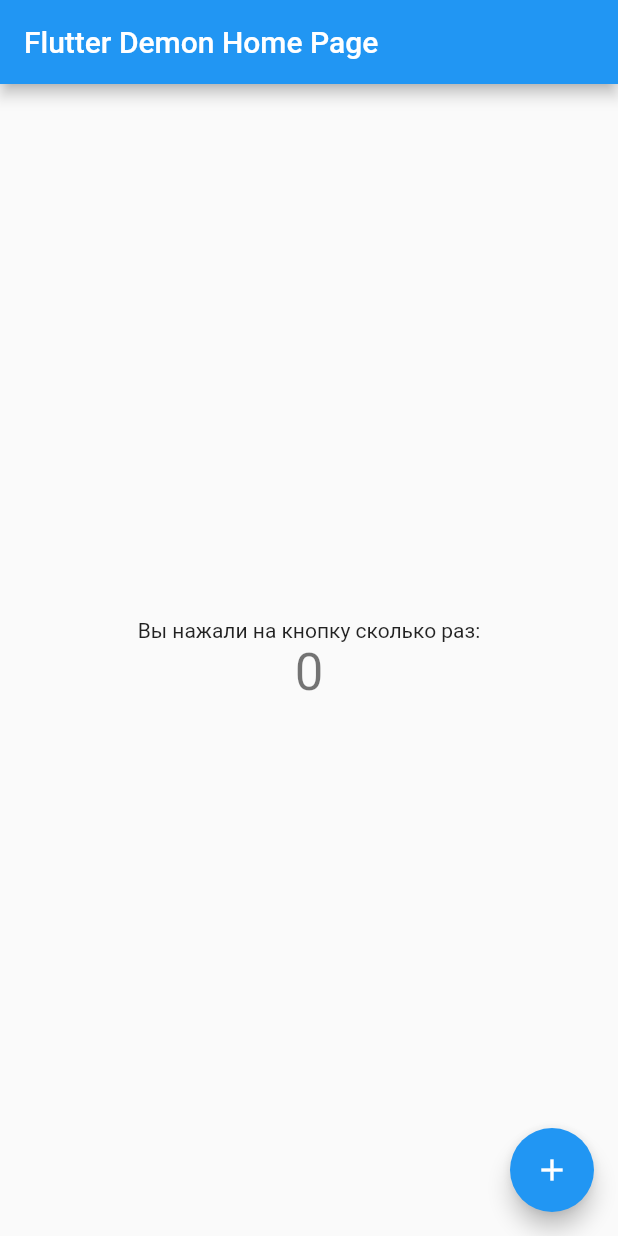
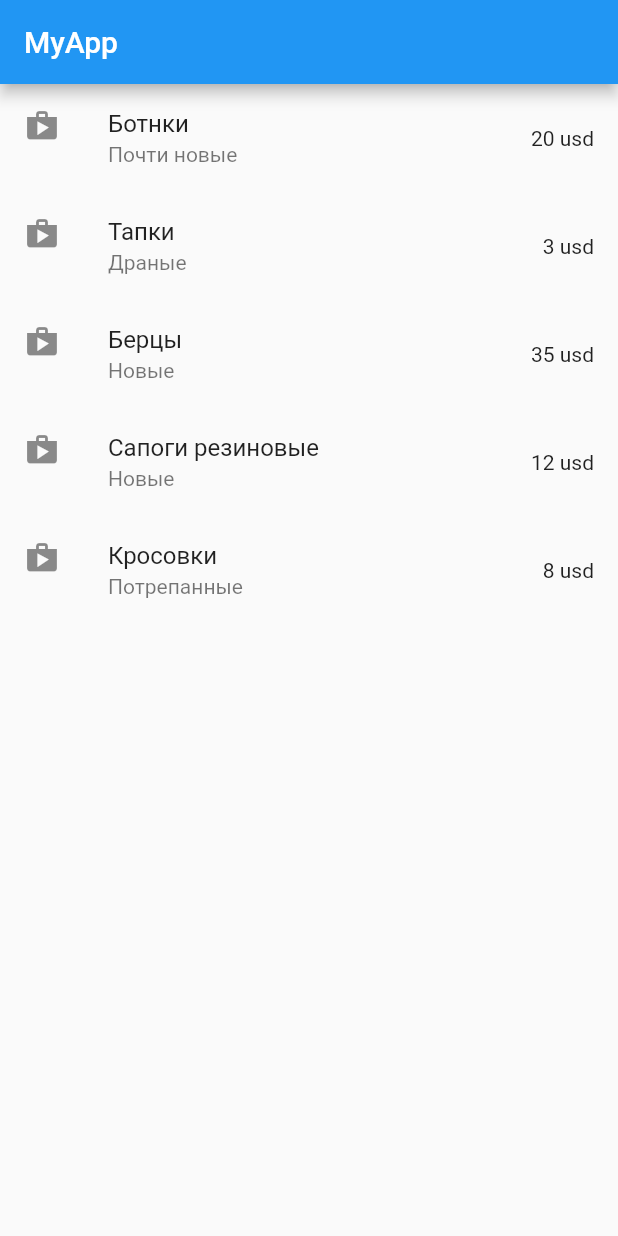
Before and after one commit to VladNekhoroshkov/KristaFlutter, a Flutter app: the screen it shows after launch, on a phone screen of 412 x 824 dp. Run offline on Flutter 3.47's test engine with Material 2 defaults, Android fonts, the phone set to English and light mode, and no system bars.

Commit message:
start develop mobile app

```diff
--- a/lib/main.dart
+++ b/lib/main.dart
@@ -1,4 +1,5 @@
 import 'package:flutter/material.dart';
+import 'package:online_shop/screens/products.dart';
 
 void main() {
   runApp(MyApp());
@@ -50,68 +51,15 @@ class MyHomePage extends StatefulWidget {
 }
 
 class _MyHomePageState extends State<MyHomePage> {
-  int _counter = 0;
-
-  void _incrementCounter() {
-    setState(() {
-      // This call to setState tells the Flutter framework that something has
-      // changed in this State, which causes it to rerun the build method below
-      // so that the display can reflect the updated values. If we changed
-      // _counter without calling setState(), then the build method would not be
-      // called again, and so nothing would appear to happen.
-      _counter++;
-    });
-  }
 
   @override
   Widget build(BuildContext context) {
-    // This method is rerun every time setState is called, for instance as done
-    // by the _incrementCounter method above.
-    //
-    // The Flutter framework has been optimized to make rerunning build methods
-    // fast, so that you can just rebuild anything that needs updating rather
-    // than having to individually change instances of widgets.
+
     return Scaffold(
       appBar: AppBar(
-        // Here we take the value from the MyHomePage object that was created by
-        // the App.build method, and use it to set our appbar title.
-        title: Text(widget.title),
+        title: Text("MyApp"),
       ),
-      body: Center(
-        // Center is a layout widget. It takes a single child and positions it
-        // in the middle of the parent.
-        child: Column(
-          // Column is also a layout widget. It takes a list of children and
-          // arranges them vertically. By default, it sizes itself to fit its
-          // children horizontally, and tries to be as tall as its parent.
-          //
-          // Invoke "debug painting" (press "p" in the console, choose the
-          // "Toggle Debug Paint" action from the Flutter Inspector in Android
-          // Studio, or the "Toggle Debug Paint" command in Visual Studio Code)
-          // to see the wireframe for each widget.
-          //
-          // Column has various properties to control how it sizes itself and
-          // how it positions its children. Here we use mainAxisAlignment to
-          // center the children vertically; the main axis here is the vertical
-          // axis because Columns are vertical (the cross axis would be
-          // horizontal).
-          mainAxisAlignment: MainAxisAlignment.center,
-          children: <Widget>[
-            Text(
-              'Вы нажали на кнопку сколько раз:',
-            ),
-            Text(
-              '$_counter',
-              style: Theme.of(context).textTheme.headline4,
-            ),
-          ],
-        ),
-      ),
-      floatingActionButton: FloatingActionButton(
-        onPressed: _incrementCounter,
-        tooltip: 'Increment',
-        child: Icon(Icons.add),
-      ), // This trailing comma makes auto-formatting nicer for build methods.
+      body: ProductsScreen(),
     );
   }
 }
--- /dev/null
+++ b/lib/models/productModel.dart
@@ -0,0 +1,6 @@
+class ProductModel{
+  final String title;
+  final String subtitle;
+  final String price;
+
+  ProductModel(this.title, this.subtitle, this.price);}
--- /dev/null
+++ b/lib/screens/products.dart
@@ -0,0 +1,48 @@
+import 'package:flutter/cupertino.dart';
+import 'package:flutter/material.dart';
+import 'package:online_shop/models/productModel.dart';
+import 'package:online_shop/screens/detailScreen.dart';
+
+class ProductsScreen extends StatefulWidget {
+  ProductsScreen() : super();
+
+  @override
+  _ProductsScreenState createState() => _ProductsScreenState();
+}
+
+class _ProductsScreenState extends State<ProductsScreen> {
+  List<ProductModel> models = new List<ProductModel>();
+
+  @override
+  void initState() {
+    models.add(new ProductModel("Ботнки", "Почти новые", "20 usd"));
+    models.add(new ProductModel("Тапки", "Драные", "3 usd"));
+    models.add(new ProductModel("Берцы", "Новые", "35 usd"));
+    models.add(new ProductModel("Сапоги резиновые", "Новые", "12 usd"));
+    models.add(new ProductModel("Кросовки", "Потрепанные", "8 usd"));
+
+    super.initState();
+  }
+
+  @override
+  Widget build(BuildContext context) {
+    return Scaffold(
+      body: ListView.builder(
+          itemCount: models.length,
+          itemBuilder: (BuildContext context, int index){
+            return  ListTile(
+                title: Text(models[index].title),
+                leading: Icon(Icons.shop),
+                subtitle: Text(models[index].subtitle),
+                trailing: Text(models[index].price),
+                onTap: () {
+                  Navigator.of(context).push(CupertinoPageRoute(
+                    builder: (context) => DetailScreen(models[index])));
+                });
+          }
+      ),
+
+      //body: Text("ProductsScreen"),
+    );
+  }
+}
```
Also changed, not shown: lib/screens/detailScreen.dart (added, +29 -0 lines), pubspec.lock.
